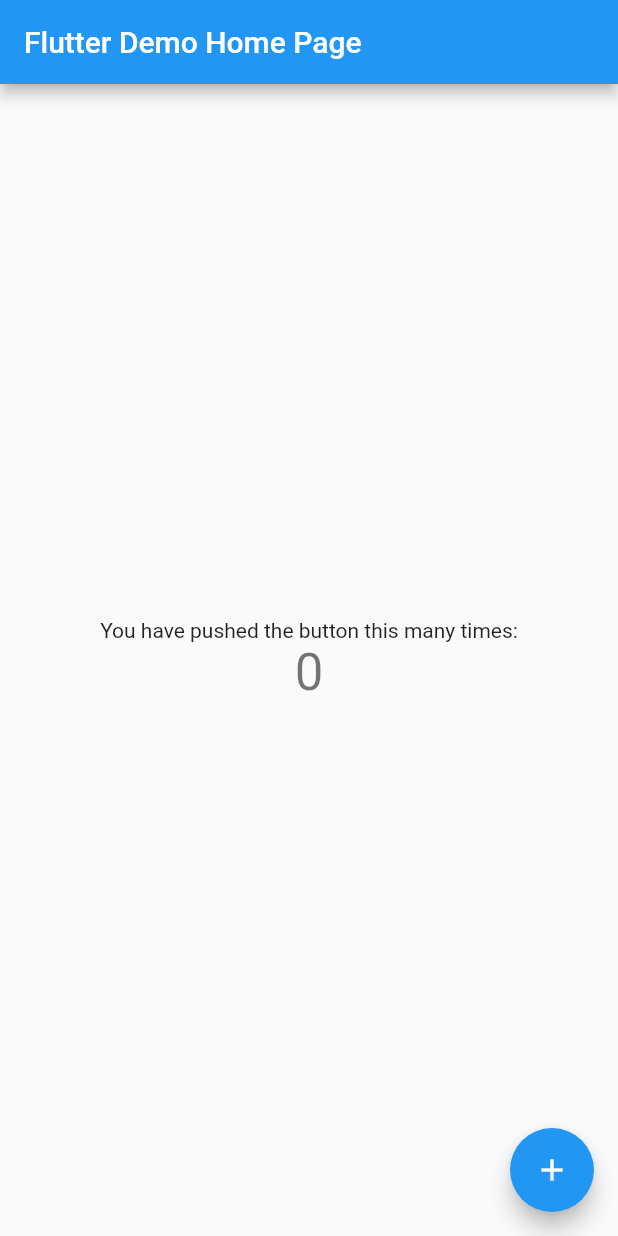
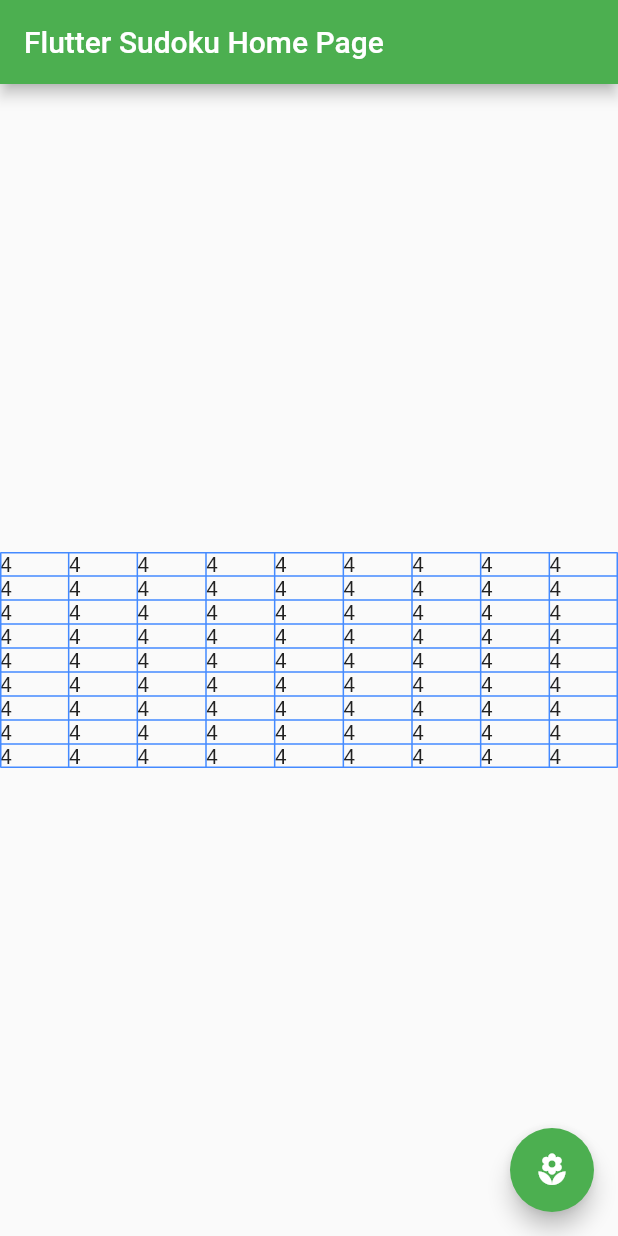
Before and after one commit to HappyHackingOrange/Sudoku, a Flutter app: the screen it shows after launch, on a phone screen of 412 x 824 dp. Run offline on Flutter 3.47's test engine with Material 2 defaults, Android fonts, the light colour scheme and no system bars.

Commit message:
create Table

```diff
--- a/lib/main.dart
+++ b/lib/main.dart
@@ -1,6 +1,80 @@
 import 'package:flutter/material.dart';
 
-void main() => runApp(new MyApp());
+void main() => runApp(new SudokuApp());
+
+class SudokuApp extends StatelessWidget {
+  @override
+  Widget build(BuildContext context) {
+    return new MaterialApp(
+      title: 'Flutter Demo',
+      theme: new ThemeData(
+        primarySwatch: Colors.green,
+      ),
+      home: new SudokuHome(title: 'Flutter Sudoku Home Page'),
+    );
+  }
+}
+
+class SudokuHome extends StatefulWidget {
+  SudokuHome({Key key, this.title}) : super(key: key);
+  final String title;
+
+  @override
+  _SudokuState createState() => new _SudokuState();
+}
+
+class _SudokuState extends State<SudokuHome> {
+  int _counter = 0;
+  //TODO ADD MODEL
+
+
+  void _incrementCounter() {
+    setState(() {
+      _counter++;
+    });
+  }
+
+  List<TableRow> getTableRowLst() {
+    List<TableRow> lst = new List<TableRow>();
+    for (int i = 0; i < 9; i++) {
+      lst.add(getTableRow());
+    }
+    return lst;
+  }
+
+  TableRow getTableRow() {
+    List<Widget> lst = new List<Widget>();
+    for (int i = 0; i < 9; i++) {
+      lst.add(new Text('4')); //TODO EXTRACT VALUE FROM MODEL
+    }
+    return new TableRow(children: lst);
+  }
+
+  @override
+  Widget build(BuildContext context) {
+    return new Scaffold(
+      appBar: new AppBar(
+        title: new Text(widget.title),
+      ),
+      body: Center(
+        child: new Table(
+          children: getTableRowLst(),
+          border: new TableBorder.all(
+              color: Colors.blueAccent
+          ),
+        ),
+      ),
+      floatingActionButton: new FloatingActionButton(
+        onPressed: _incrementCounter,
+        tooltip: 'Increment',
+        child: new Icon(Icons.local_florist),
+      ),
+    );
+  }
+}
+
+//DEMO below
+//void main() => runApp(new MyApp());
 
 class MyApp extends StatelessWidget {
   // This widget is the root of your application.
```
